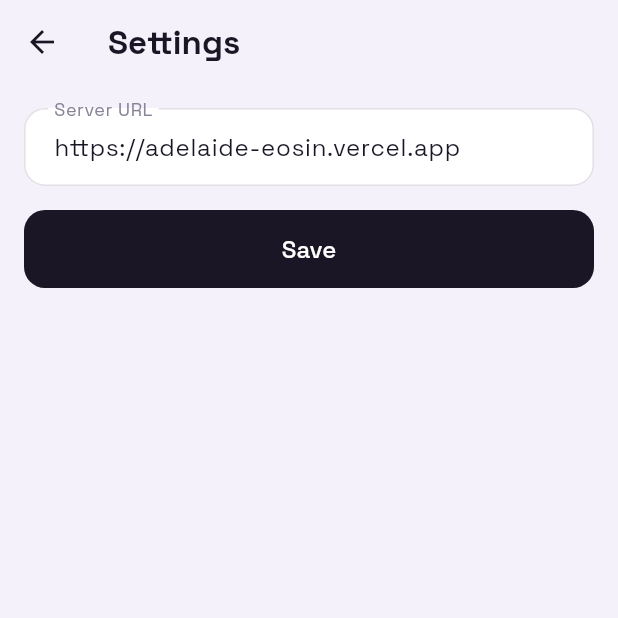
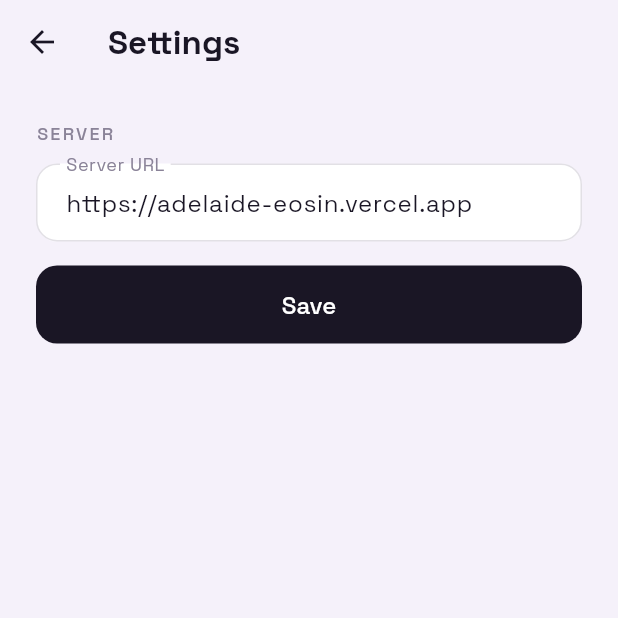
Before and after one commit to ByteKilns/adelaide, a Flutter app: the SettingsScreen screen opened directly, on a phone screen of 412 x 824 dp, the top half of it. Run offline on Flutter 3.47's test engine with Material 3 defaults, Android fonts, the phone set to English and light mode, and no system bars; our stand-ins replace flutter_riverpod, flutter_secure_storage, shared_preferences, speech_to_text; accounts and stored records are empty.

Commit message:
feat(mobile): redesign Settings screen with new visual style
Co-Authored-By: Claude Sonnet 5 <noreply@anthropic.com>

```diff
--- a/mobile/lib/screens/settings_screen.dart
+++ b/mobile/lib/screens/settings_screen.dart
@@ -4,6 +4,7 @@ import 'package:flutter_riverpod/flutter_riverpod.dart';
 
 import '../providers/auth_provider.dart';
 import '../providers/settings_provider.dart';
+import '../theme/app_theme.dart';
 
 class SettingsScreen extends ConsumerStatefulWidget {
   const SettingsScreen({super.key});
@@ -40,11 +41,14 @@ class _SettingsScreenState extends ConsumerState<SettingsScreen> {
 
     return Scaffold(
       appBar: AppBar(title: const Text('Settings')),
-      body: Padding(
-        padding: const EdgeInsets.all(16),
+      body: SafeArea(
+        child: Padding(
+          padding: const EdgeInsets.all(24),
           child: Column(
             crossAxisAlignment: CrossAxisAlignment.stretch,
             children: [
+              const Text('SERVER', style: AppTheme.eyebrow),
+              const SizedBox(height: 12),
               TextField(
                 controller: _urlController,
                 decoration: const InputDecoration(labelText: 'Server URL'),
@@ -65,7 +69,9 @@ class _SettingsScreenState extends ConsumerState<SettingsScreen> {
                 child: const Text('Save'),
               ),
               if (isLoggedIn) ...[
-              const SizedBox(height: 32),
+                const SizedBox(height: 40),
+                const Text('ACCOUNT', style: AppTheme.eyebrow),
+                const SizedBox(height: 12),
                 OutlinedButton(
                   onPressed: () async {
                     await ref.read(authProvider.notifier).logout();
@@ -77,6 +83,7 @@ class _SettingsScreenState extends ConsumerState<SettingsScreen> {
             ],
           ),
         ),
+      ),
     );
   }
 }
```
Lines whose indentation alone changed are shown as unchanged.
